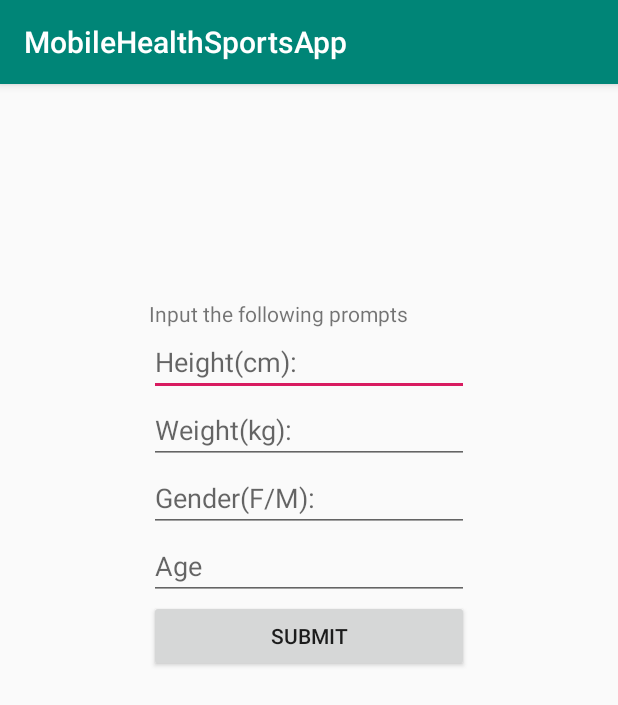
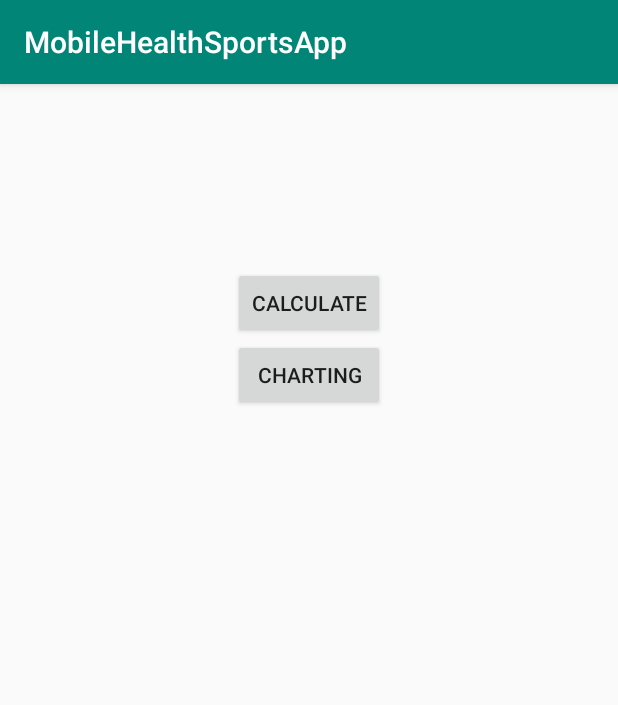
Before and after one commit to AigerimBazarbayeva/MC511, an Android app: the screen it shows after launch (MainActivity before the commit, HomeActivity after it), on a phone screen of 412 x 824 dp. Shown: the top 705 px of the screen. Run offline under Robolectric (Android 15) with nearby library versions, the phone set to English and light mode, and no system bars.

Commit message:
Added home activity and transitions

```diff
--- a/app/src/main/AndroidManifest.xml
+++ b/app/src/main/AndroidManifest.xml
@@ -9,13 +9,17 @@
         android:roundIcon="@mipmap/ic_launcher_round"
         android:supportsRtl="true"
         android:theme="@style/AppTheme">
-        <activity android:name=".MainActivity">
+        <activity android:name=".HomeActivity">
             <intent-filter>
                 <action android:name="android.intent.action.MAIN" />
 
                 <category android:name="android.intent.category.LAUNCHER" />
             </intent-filter>
         </activity>
+        <activity android:name=".MainActivity"
+            android:parentActivityName=".HomeActivity"/>
+        <activity android:name=".ChartingActivity"
+            android:parentActivityName=".HomeActivity"/>
     </application>
 
 </manifest>
--- /dev/null
+++ b/app/src/main/java/com/at/fhooe/mhs/mobilehealthsportsapp/HomeActivity.java
@@ -0,0 +1,34 @@
+package com.at.fhooe.mhs.mobilehealthsportsapp;
+
+import android.content.Intent;
+import android.os.Bundle;
+import android.support.v7.app.AppCompatActivity;
+import android.view.View;
+import android.widget.Button;
+
+public class HomeActivity extends AppCompatActivity {
+    Button calculateButton;
+    Button chartingButton;
+
+    @Override
+    protected void onCreate(Bundle savedInstanceState) {
+        super.onCreate(savedInstanceState);
+        setContentView(R.layout.activity_home);
+
+        calculateButton = (Button) findViewById(R.id.calculateButton);
+        calculateButton.setOnClickListener(new View.OnClickListener() {
+            @Override
+            public void onClick(View v) {
+                startActivity(new Intent(HomeActivity.this, MainActivity.class));
+            }
+        });
+
+        chartingButton = (Button) findViewById(R.id.chartingButton);
+        chartingButton.setOnClickListener(new View.OnClickListener() {
+            @Override
+            public void onClick(View v) {
+                startActivity(new Intent(HomeActivity.this, ChartingActivity.class));
+            }
+        });
+    }
+}
--- a/app/src/main/java/com/at/fhooe/mhs/mobilehealthsportsapp/MainActivity.java
+++ b/app/src/main/java/com/at/fhooe/mhs/mobilehealthsportsapp/MainActivity.java
@@ -1,5 +1,6 @@
 package com.at.fhooe.mhs.mobilehealthsportsapp;
 
+import android.support.v7.app.ActionBar;
 import android.support.v7.app.AppCompatActivity;
 import android.os.Bundle;
 import android.view.View;
--- /dev/null
+++ b/app/src/main/res/layout/activity_charting.xml
@@ -0,0 +1,6 @@
+<?xml version="1.0" encoding="utf-8"?>
+<android.support.constraint.ConstraintLayout
+    xmlns:android="http://schemas.android.com/apk/res/android" android:layout_width="match_parent"
+    android:layout_height="match_parent">
+
+</android.support.constraint.ConstraintLayout>
--- /dev/null
+++ b/app/src/main/res/layout/activity_home.xml
@@ -0,0 +1,27 @@
+<?xml version="1.0" encoding="utf-8"?>
+<RelativeLayout
+    xmlns:android="http://schemas.android.com/apk/res/android" android:layout_width="match_parent"
+    android:layout_height="match_parent">
+
+    <LinearLayout
+        android:layout_width="wrap_content"
+        android:orientation="vertical"
+        android:layout_height="wrap_content"
+        android:layout_alignParentTop="true"
+        android:layout_centerHorizontal="true"
+        android:layout_marginTop="122dp"
+        android:id="@+id/linearLayout2">
+
+        <Button
+            android:id="@+id/calculateButton"
+            android:layout_width="match_parent"
+            android:layout_height="wrap_content"
+            android:text="Calculate" />
+        <Button
+            android:id="@+id/chartingButton"
+            android:layout_width="match_parent"
+            android:layout_height="wrap_content"
+            android:text="Charting" />
+    </LinearLayout>
+
+</RelativeLayout>
```
Also changed, not shown: app/src/main/java/com/at/fhooe/mhs/mobilehealthsportsapp/ChartingActivity.java (added, +13 -0 lines).
